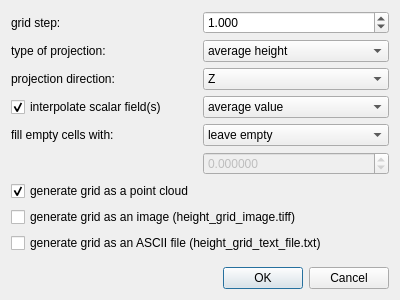
Old version of the form qCC/ui_templates/heightGridGenerationDlg.ui in the repository archeos/cloudcompare-archeos.
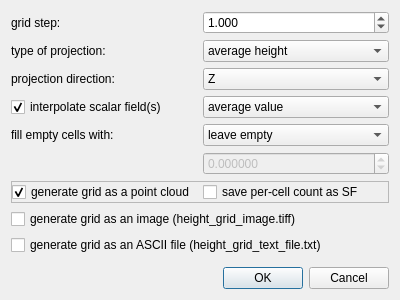
New version of the form.

```diff
--- a/qCC/ui_templates/heightGridGenerationDlg.ui
+++ b/qCC/ui_templates/heightGridGenerationDlg.ui
@@ -246,6 +246,18 @@
     </widget>
    </item>
    <item>
+    <widget class="QFrame" name="frame">
+     <property name="frameShape">
+      <enum>QFrame::StyledPanel</enum>
+     </property>
+     <property name="frameShadow">
+      <enum>QFrame::Raised</enum>
+     </property>
+     <layout class="QHBoxLayout" name="horizontalLayout">
+      <property name="margin">
+       <number>0</number>
+      </property>
+      <item>
     <widget class="QCheckBox" name="generateCloudCheckBox">
      <property name="text">
       <string>generate grid as a point cloud</string>
@@ -256,6 +268,16 @@
     </widget>
    </item>
    <item>
+       <widget class="QCheckBox" name="generateCountSFcheckBox">
+        <property name="text">
+         <string>save per-cell count as SF</string>
+        </property>
+       </widget>
+      </item>
+     </layout>
+    </widget>
+   </item>
+   <item>
     <widget class="QCheckBox" name="generateImageCheckBox">
      <property name="toolTip">
       <string>image is automatically generated in the application directory</string>
```
Left out of the diff: 16 changed lines with no effect on the pictures. Lines whose indentation alone changed are shown as unchanged.
